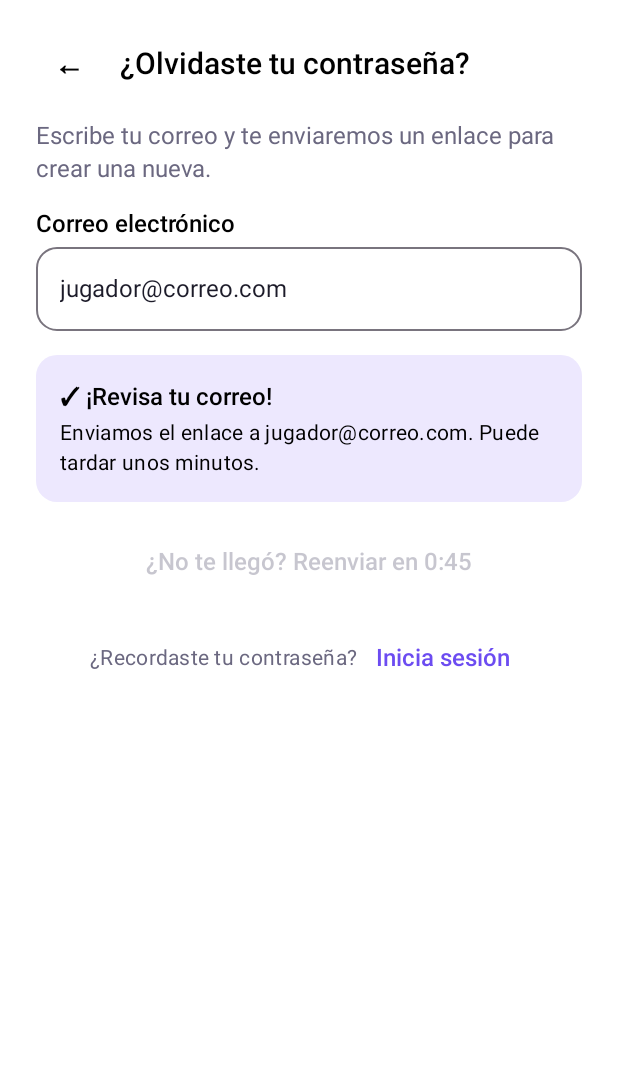
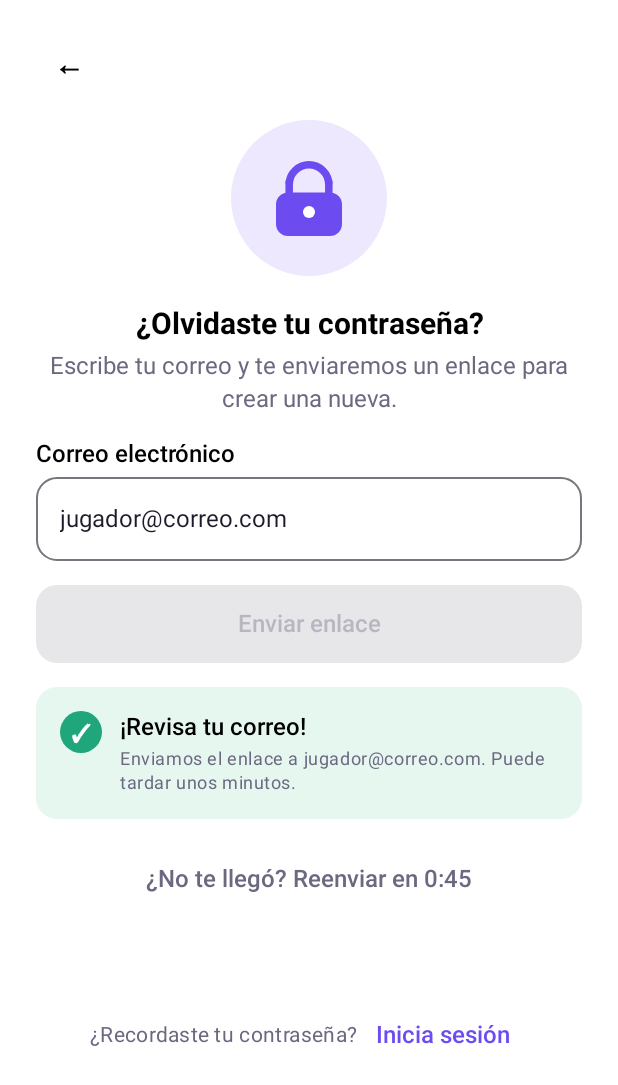
Before and after one commit to Daniel8854/Puzzle-App, an Android app built with Jetpack Compose: the @Preview function VistaRecuperar, on a phone screen of 412 x 824 dp. Shown: the top 1085 px of the screen. Run offline under Robolectric (Android 15) with nearby library versions, the phone set to English and light mode, and no system bars.

Commit message:
Recuperar contraseña como en el Figma

```diff
--- a/app/src/main/java/co/edu/univalle/puzzle/ui/acceso/PantallaRecuperar.kt
+++ b/app/src/main/java/co/edu/univalle/puzzle/ui/acceso/PantallaRecuperar.kt
@@ -1,14 +1,24 @@
 package co.edu.univalle.puzzle.ui.acceso
 
+import androidx.compose.foundation.Canvas
 import androidx.compose.foundation.background
+import androidx.compose.foundation.clickable
 import androidx.compose.foundation.layout.Arrangement
+import androidx.compose.foundation.layout.Box
 import androidx.compose.foundation.layout.Column
+import androidx.compose.foundation.layout.Row
+import androidx.compose.foundation.layout.Spacer
 import androidx.compose.foundation.layout.fillMaxSize
 import androidx.compose.foundation.layout.fillMaxWidth
+import androidx.compose.foundation.layout.height
 import androidx.compose.foundation.layout.imePadding
 import androidx.compose.foundation.layout.padding
+import androidx.compose.foundation.layout.size
 import androidx.compose.foundation.layout.systemBarsPadding
+import androidx.compose.foundation.rememberScrollState
+import androidx.compose.foundation.shape.CircleShape
 import androidx.compose.foundation.shape.RoundedCornerShape
+import androidx.compose.foundation.verticalScroll
 import androidx.compose.material3.MaterialTheme
 import androidx.compose.material3.Text
 import androidx.compose.material3.TextButton
@@ -17,12 +27,22 @@ import androidx.compose.runtime.getValue
 import androidx.compose.ui.Alignment
 import androidx.compose.ui.Modifier
 import androidx.compose.ui.draw.clip
+import androidx.compose.ui.geometry.CornerRadius
+import androidx.compose.ui.geometry.Offset
+import androidx.compose.ui.geometry.Size
+import androidx.compose.ui.graphics.Color
+import androidx.compose.ui.graphics.drawscope.Stroke
+import androidx.compose.ui.semantics.Role
 import androidx.compose.ui.text.font.FontWeight
 import androidx.compose.ui.text.input.KeyboardType
+import androidx.compose.ui.text.style.TextAlign
 import androidx.compose.ui.tooling.preview.Preview
 import androidx.compose.ui.unit.dp
 import androidx.lifecycle.compose.collectAsStateWithLifecycle
 import co.edu.univalle.puzzle.ui.tema.PuzzleTheme
+
+private val VerdeExito = Color(0xFF1FA67A)
+private val FondoExito = Color(0xFFE6F7F0)
 
 /** Pantalla 21 · Recuperar contraseña (RF-04). */
 @Composable
@@ -43,41 +63,110 @@ fun ContenidoRecuperar(
             .fillMaxSize()
             .systemBarsPadding()
             .imePadding()
+            .verticalScroll(rememberScrollState())
             .padding(horizontal = 24.dp, vertical = 20.dp),
         verticalArrangement = Arrangement.spacedBy(16.dp)
     ) {
-        EncabezadoAcceso("¿Olvidaste tu contraseña?", null, alVolver)
+        Box(
+            contentAlignment = Alignment.Center,
+            modifier = Modifier
+                .size(44.dp)
+                .clip(RoundedCornerShape(12.dp))
+                .background(Color.White)
+                .clickable(role = Role.Button, onClickLabel = "Volver", onClick = alVolver)
+        ) { Text("←", style = MaterialTheme.typography.titleLarge) }
+
+        Column(Modifier.fillMaxWidth(), horizontalAlignment = Alignment.CenterHorizontally) {
+            Box(
+                contentAlignment = Alignment.Center,
+                modifier = Modifier.size(104.dp).clip(CircleShape).background(MaterialTheme.colorScheme.primaryContainer)
+            ) { Candado(MaterialTheme.colorScheme.primary) }
+            Spacer(Modifier.height(20.dp))
+            Text(
+                "¿Olvidaste tu contraseña?",
+                style = MaterialTheme.typography.titleLarge,
+                fontWeight = FontWeight.Bold,
+                textAlign = TextAlign.Center
+            )
+            Spacer(Modifier.height(6.dp))
             Text(
                 "Escribe tu correo y te enviaremos un enlace para crear una nueva.",
-            color = MaterialTheme.colorScheme.onSurfaceVariant
+                color = MaterialTheme.colorScheme.onSurfaceVariant,
+                textAlign = TextAlign.Center
             )
+        }
+
         CampoAcceso("Correo electrónico", estado.correo, alCambiarCorreo, "jugador@correo.com",
             error = estado.error, teclado = KeyboardType.Email)
 
-        if (!estado.enviado) {
-            BotonPrincipal("Enviar enlace", habilitado = estado.correo.isNotBlank(), cargando = estado.cargando,
-                alPulsar = alEnviar)
-        } else {
-            Column(
+        BotonPrincipal(
+            "Enviar enlace",
+            habilitado = estado.correo.isNotBlank() && !estado.enviado,
+            cargando = estado.cargando,
+            alPulsar = alEnviar
+        )
+
+        if (estado.enviado) {
+            Row(
                 Modifier
                     .fillMaxWidth()
                     .clip(RoundedCornerShape(14.dp))
-                    .background(MaterialTheme.colorScheme.primaryContainer)
+                    .background(FondoExito)
                     .padding(16.dp),
-                verticalArrangement = Arrangement.spacedBy(4.dp)
+                horizontalArrangement = Arrangement.spacedBy(12.dp)
             ) {
-                Text("✓ ¡Revisa tu correo!", fontWeight = FontWeight.SemiBold)
+                Box(
+                    contentAlignment = Alignment.Center,
+                    modifier = Modifier.size(28.dp).clip(CircleShape).background(VerdeExito)
+                ) { Text("✓", color = Color.White, fontWeight = FontWeight.Bold) }
+                Column(verticalArrangement = Arrangement.spacedBy(2.dp)) {
+                    Text("¡Revisa tu correo!", fontWeight = FontWeight.SemiBold)
                     Text(
                         "Enviamos el enlace a ${estado.correo.trim()}. Puede tardar unos minutos.",
-                    style = MaterialTheme.typography.bodyMedium
+                        style = MaterialTheme.typography.bodySmall,
+                        color = MaterialTheme.colorScheme.onSurfaceVariant
                     )
+                }
             }
             TextButton(onClick = alEnviar, enabled = estado.puedeReenviar, modifier = Modifier.align(Alignment.CenterHorizontally)) {
                 val s = estado.segundosParaReenviar
-                Text(if (s > 0) "¿No te llegó? Reenviar en 0:${s.toString().padStart(2, '0')}" else "¿No te llegó? Reenviar")
+                Text(
+                    if (s > 0) "¿No te llegó? Reenviar en 0:${s.toString().padStart(2, '0')}" else "¿No te llegó? Reenviar",
+                    color = MaterialTheme.colorScheme.onSurfaceVariant
+                )
             }
         }
+
+        Spacer(Modifier.height(24.dp))
         EnlaceInferior("¿Recordaste tu contraseña?", "Inicia sesión", alVolver)
+    }
+}
+
+/** Candado del diseño 21, dibujado para no depender de una librería de íconos. */
+@Composable
+private fun Candado(color: Color) {
+    Canvas(Modifier.size(width = 44.dp, height = 50.dp)) {
+        val grosor = 5.dp.toPx()
+        val ancho = size.width
+        val arcoAncho = ancho * 0.6f
+        drawArc(
+            color = color,
+            startAngle = 180f,
+            sweepAngle = 180f,
+            useCenter = false,
+            topLeft = Offset((ancho - arcoAncho) / 2, grosor / 2),
+            size = Size(arcoAncho, arcoAncho),
+            style = Stroke(grosor)
+        )
+        drawRect(color, Offset((ancho - arcoAncho) / 2 - grosor / 2, arcoAncho / 2), Size(grosor, size.height * 0.2f))
+        drawRect(color, Offset((ancho + arcoAncho) / 2 - grosor / 2, arcoAncho / 2), Size(grosor, size.height * 0.2f))
+        drawRoundRect(
+            color = color,
+            topLeft = Offset(0f, size.height * 0.42f),
+            size = Size(ancho, size.height * 0.58f),
+            cornerRadius = CornerRadius(8.dp.toPx())
+        )
+        drawCircle(Color.White, radius = 4.dp.toPx(), center = Offset(ancho / 2, size.height * 0.68f))
     }
 }
 
```
Lines whose indentation alone changed are shown as unchanged.
